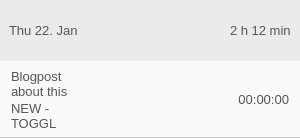
Qt form src/ui/linux/TogglDesktop/timeentrycellwidget.ui (toggl-open-source/toggldesktop) before a commit.
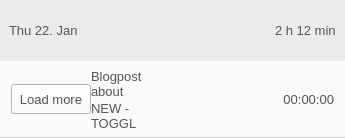
The same form after that commit. Icons and pictures are not drawn. Custom widgets are drawn as their Qt base class.

Commit message: Added load more button (linux)

What changed in the file:
```diff
--- a/src/ui/linux/TogglDesktop/timeentrycellwidget.ui
+++ b/src/ui/linux/TogglDesktop/timeentrycellwidget.ui
@@ -134,6 +134,34 @@
       <property name="bottomMargin">
        <number>0</number>
       </property>
+      <item>
+       <widget class="QPushButton" name="loadMoreButton">
+        <property name="minimumSize">
+         <size>
+          <width>0</width>
+          <height>30</height>
+         </size>
+        </property>
+        <property name="maximumSize">
+         <size>
+          <width>90</width>
+          <height>30</height>
+         </size>
+        </property>
+        <property name="text">
+         <string>Load more</string>
+        </property>
+        <property name="autoDefault">
+         <bool>false</bool>
+        </property>
+        <property name="default">
+         <bool>false</bool>
+        </property>
+        <property name="flat">
+         <bool>false</bool>
+        </property>
+       </widget>
+      </item>
       <item>
        <widget class="QFrame" name="descProjFrame">
         <property name="minimumSize">
```
The commit also changes 6 other files.
